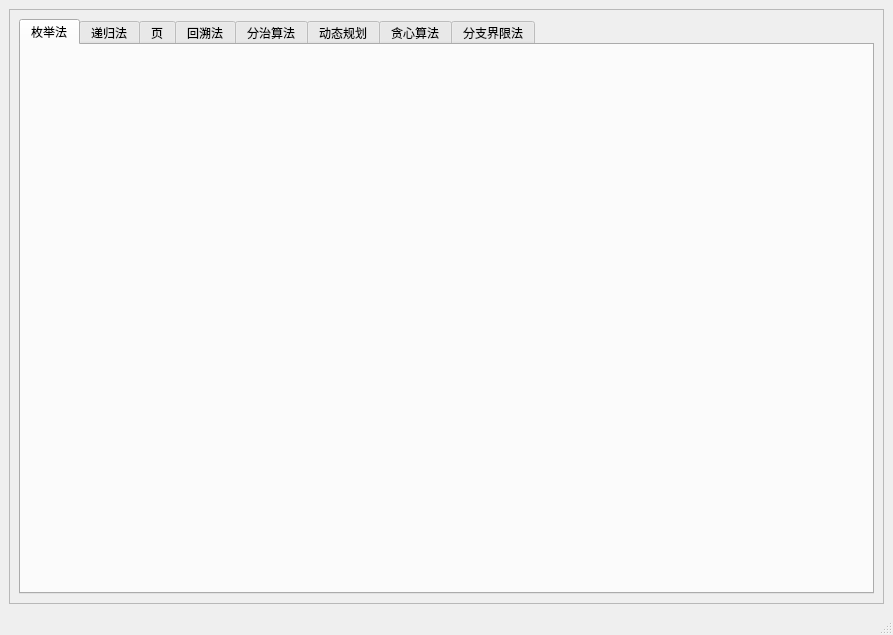
Above: Algorithm/mainwindow.ui from iguoya/LInux before the change. Below: the same form after it.
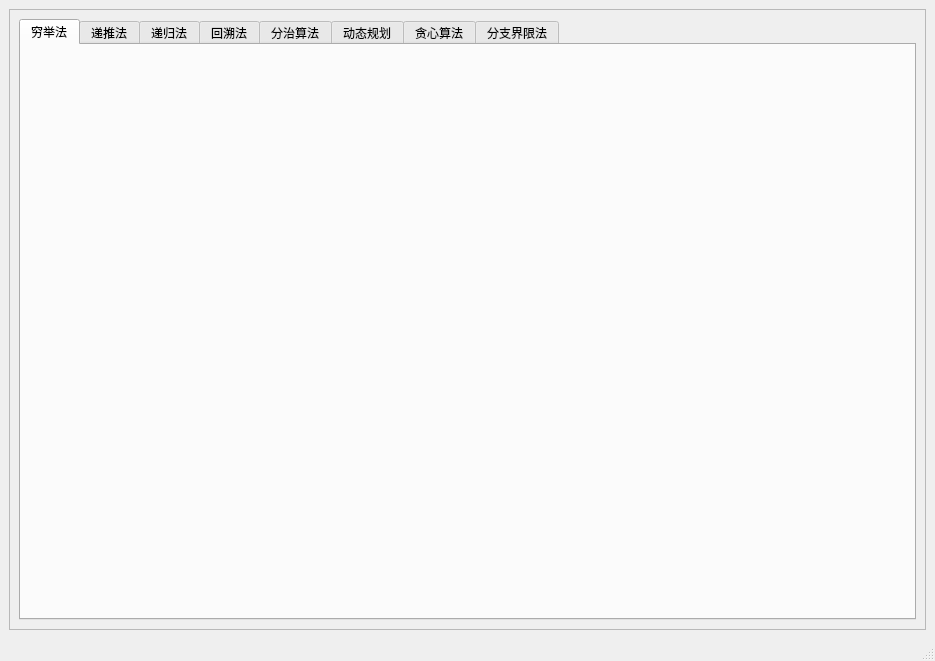
That is the form after the change.

What changed in the file:
```diff
--- a/Algorithm/mainwindow.ui
+++ b/Algorithm/mainwindow.ui
@@ -6,8 +6,8 @@
    <rect>
     <x>0</x>
     <y>0</y>
-    <width>893</width>
-    <height>635</height>
+    <width>935</width>
+    <height>661</height>
    </rect>
   </property>
   <property name="windowTitle">
@@ -43,7 +43,17 @@
          </property>
          <widget class="QWidget" name="Enumeration">
           <attribute name="title">
-           <string>枚举法</string>
+           <string>穷举法</string>
+          </attribute>
+          <layout class="QGridLayout" name="gridLayout_4">
+           <item row="0" column="0">
+            <layout class="QGridLayout" name="exhaustionLayout"/>
+           </item>
+          </layout>
+         </widget>
+         <widget class="QWidget" name="Recursion">
+          <attribute name="title">
+           <string>递推法</string>
           </attribute>
          </widget>
          <widget class="QWidget" name="RecursiveMethod">
@@ -51,11 +61,6 @@
            <string>递归法</string>
           </attribute>
          </widget>
-         <widget class="QWidget" name="tab">
-          <attribute name="title">
-           <string>页</string>
-          </attribute>
-         </widget>
          <widget class="QWidget" name="Backtracking">
           <attribute name="title">
            <string>回溯法</string>
```
Left out of the diff: 4 changed lines with no effect on the pictures.
